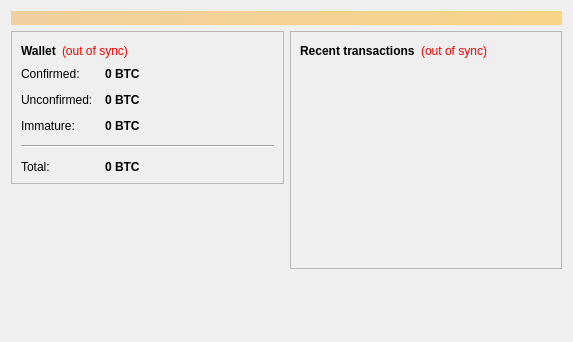
Qt form src/qt/forms/overviewpage.ui (neiros/TDC) before a commit.
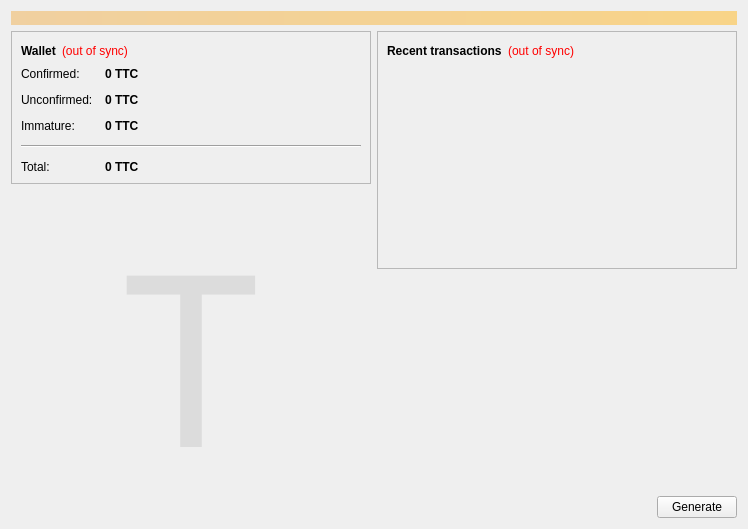
The same form after that commit.

What changed in the file:
```diff
--- a/src/qt/forms/overviewpage.ui
+++ b/src/qt/forms/overviewpage.ui
@@ -6,8 +6,8 @@
    <rect>
     <x>0</x>
     <y>0</y>
-    <width>573</width>
-    <height>342</height>
+    <width>748</width>
+    <height>488</height>
    </rect>
   </property>
   <property name="windowTitle">
@@ -122,7 +122,7 @@
                <string>Your current spendable balance</string>
               </property>
               <property name="text">
-               <string notr="true">0 BTC</string>
+               <string notr="true">0 TTC</string>
               </property>
               <property name="textInteractionFlags">
                <set>Qt::LinksAccessibleByMouse|Qt::TextSelectableByKeyboard|Qt::TextSelectableByMouse</set>
@@ -151,7 +151,7 @@
                <string>Total of transactions that have yet to be confirmed, and do not yet count toward the spendable balance</string>
               </property>
               <property name="text">
-               <string notr="true">0 BTC</string>
+               <string notr="true">0 TTC</string>
               </property>
               <property name="textInteractionFlags">
                <set>Qt::LinksAccessibleByMouse|Qt::TextSelectableByKeyboard|Qt::TextSelectableByMouse</set>
@@ -177,7 +177,7 @@
                <string>Mined balance that has not yet matured</string>
               </property>
               <property name="text">
-               <string notr="true">0 BTC</string>
+               <string notr="true">0 TTC</string>
               </property>
               <property name="textInteractionFlags">
                <set>Qt::LinksAccessibleByMouse|Qt::TextSelectableByKeyboard|Qt::TextSelectableByMouse</set>
@@ -206,7 +206,7 @@
                <string>Your current total balance</string>
               </property>
               <property name="text">
-               <string notr="true">0 BTC</string>
+               <string notr="true">0 TTC</string>
               </property>
               <property name="textInteractionFlags">
                <set>Qt::LinksAccessibleByMouse|Qt::TextSelectableByKeyboard|Qt::TextSelectableByMouse</set>
@@ -225,6 +225,35 @@
          </layout>
         </widget>
        </item>
+       <item>
+        <spacer name="verticalSpacer_4">
+         <property name="orientation">
+          <enum>Qt::Vertical</enum>
+         </property>
+         <property name="sizeHint" stdset="0">
+          <size>
+           <width>20</width>
+           <height>40</height>
+          </size>
+         </property>
+        </spacer>
+       </item>
+       <item>
+        <widget class="QLabel" name="label_8">
+         <property name="font">
+          <font>
+           <family>Wingdings</family>
+           <pointsize>180</pointsize>
+          </font>
+         </property>
+         <property name="text">
+          <string>&lt;html&gt;&lt;head/&gt;&lt;body&gt;&lt;p&gt;&lt;span style=&quot; color:#dcdcdc;&quot;&gt;T&lt;/span&gt;&lt;/p&gt;&lt;/body&gt;&lt;/html&gt;</string>
+         </property>
+         <property name="alignment">
+          <set>Qt::AlignCenter</set>
+         </property>
+        </widget>
+       </item>
        <item>
         <spacer name="verticalSpacer">
          <property name="orientation">
@@ -326,6 +355,43 @@
          </property>
         </spacer>
        </item>
+       <item>
+        <layout class="QHBoxLayout" name="horizontalLayout_3">
+         <item>
+          <spacer name="horizontalSpacer_3">
+           <property name="orientation">
+            <enum>Qt::Horizontal</enum>
+           </property>
+           <property name="sizeHint" stdset="0">
+            <size>
+             <width>40</width>
+             <height>20</height>
+            </size>
+           </property>
+          </spacer>
+         </item>
+         <item>
+          <widget class="QLabel" name="startGen">
+           <property name="text">
+            <string/>
+           </property>
+          </widget>
+         </item>
+         <item>
+          <widget class="QPushButton" name="ButtonGenerate">
+           <property name="maximumSize">
+            <size>
+             <width>150</width>
+             <height>16777215</height>
+            </size>
+           </property>
+           <property name="text">
+            <string>Generate</string>
+           </property>
+          </widget>
+         </item>
+        </layout>
+       </item>
       </layout>
      </item>
     </layout>
```
